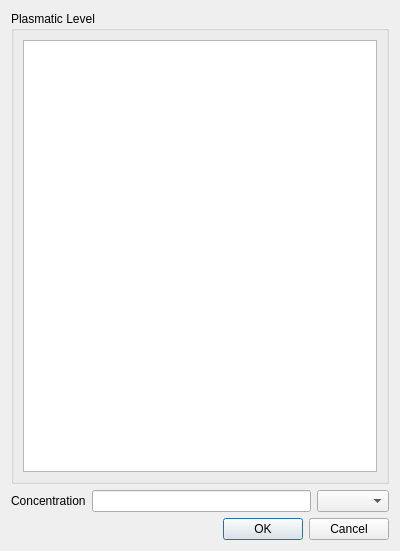
johanneslochmann/datacollector, file plasmaticleveldialog.ui: the form before one commit.
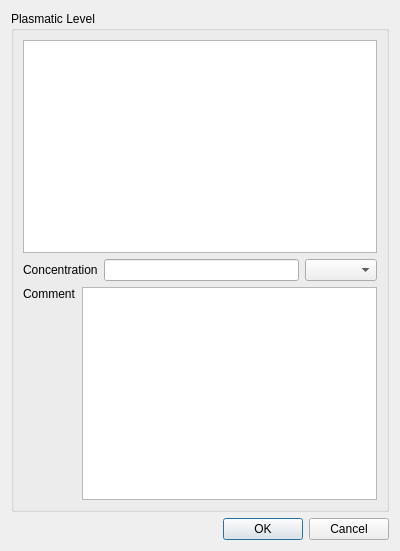
The form after the commit.

Commit message: added comment field

What changed in the file:
```diff
--- a/plasmaticleveldialog.ui
+++ b/plasmaticleveldialog.ui
@@ -19,14 +19,11 @@
      <property name="title">
       <string>Plasmatic Level</string>
      </property>
-     <layout class="QHBoxLayout" name="horizontalLayout">
-      <item>
+     <layout class="QGridLayout" name="gridLayout">
+      <item row="0" column="0">
        <widget class="QTableView" name="m_data"/>
       </item>
-     </layout>
-    </widget>
-   </item>
-   <item>
+      <item row="1" column="0">
     <layout class="QHBoxLayout" name="horizontalLayout_2">
      <item>
       <widget class="QLabel" name="label">
@@ -42,6 +39,40 @@
       <widget class="QComboBox" name="units"/>
      </item>
     </layout>
+      </item>
+      <item row="2" column="0">
+       <layout class="QHBoxLayout" name="horizontalLayout">
+        <item>
+         <layout class="QVBoxLayout" name="verticalLayout_2">
+          <item>
+           <widget class="QLabel" name="label_2">
+            <property name="text">
+             <string>Comment</string>
+            </property>
+           </widget>
+          </item>
+          <item>
+           <spacer name="verticalSpacer">
+            <property name="orientation">
+             <enum>Qt::Vertical</enum>
+            </property>
+            <property name="sizeHint" stdset="0">
+             <size>
+              <width>20</width>
+              <height>40</height>
+             </size>
+            </property>
+           </spacer>
+          </item>
+         </layout>
+        </item>
+        <item>
+         <widget class="QTextEdit" name="comment"/>
+        </item>
+       </layout>
+      </item>
+     </layout>
+    </widget>
    </item>
    <item>
     <widget class="QDialogButtonBox" name="buttonBox">
```
Lines whose indentation alone changed are shown as unchanged. The commit also changes 5 other files.
